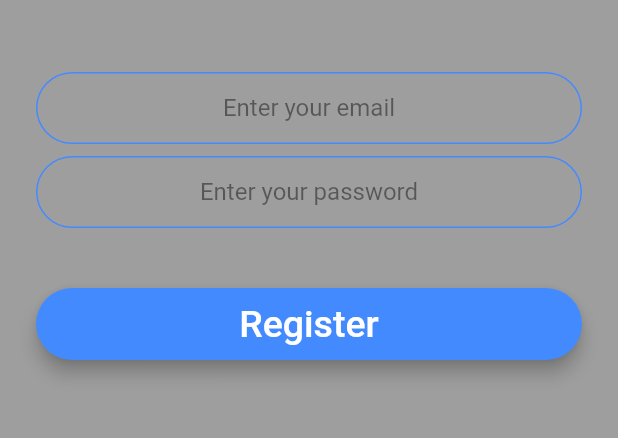
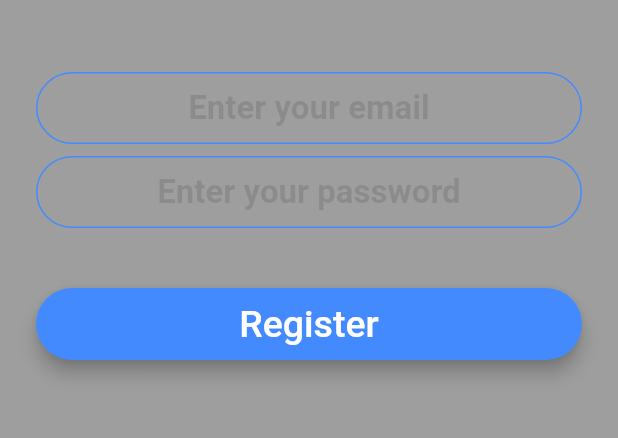
Before and after one commit to hhgarg/letschat, a Flutter app: the RegistrationScreen screen opened by its route, on a phone screen of 412 x 824 dp, the part 576-1014 px from its top. Run offline on Flutter 3.47's test engine with Material 2 defaults, Android fonts, the phone set to English and light mode, and no system bars; our stand-ins replace animated_text_kit, cloud_firestore, firebase_auth, firebase_core, modal_progress_hud; accounts and stored records are empty.

Commit message:
Final commit

```diff
--- a/lib/constants.dart
+++ b/lib/constants.dart
@@ -24,7 +24,7 @@ const kMessageContainerDecoration = BoxDecoration(
 const kTextFieldDecoration = InputDecoration(
   hintText: 'Enter your value',
   hintStyle: TextStyle(
-    color: Colors.black45,
+    color: Colors.black12,
   ),
   contentPadding: EdgeInsets.symmetric(vertical: 10.0, horizontal: 20.0),
   border: OutlineInputBorder(
--- a/lib/screens/registration_screen.dart
+++ b/lib/screens/registration_screen.dart
@@ -14,6 +14,8 @@ class RegistrationScreen extends StatefulWidget {
 class _RegistrationScreenState extends State<RegistrationScreen> {
   bool spinner = false;
   final _auth = FirebaseAuth.instance;
+  final messageTextController = TextEditingController();
+  final messageTextControllerp = TextEditingController();
   String email;
   String password;
 
@@ -29,19 +31,27 @@ class _RegistrationScreenState extends State<RegistrationScreen> {
             mainAxisAlignment: MainAxisAlignment.center,
             crossAxisAlignment: CrossAxisAlignment.stretch,
             children: <Widget>[
-              Hero(
-                tag: 'logo',
-                child: Container(
-                  height: 200.0,
-                  child: Image.asset('images/logo.png'),
+              Flexible(
+                child: Hero(
+                  tag: 'logo',
+                  child: Container(
+                    height: 200.0,
+                    child: Image.asset('images/logo.png'),
+                  ),
                 ),
               ),
               SizedBox(
                 height: 48.0,
               ),
               TextField(
+                controller: messageTextController,
                 keyboardType: TextInputType.emailAddress,
                 textAlign: TextAlign.center,
+                style: TextStyle(
+                  color: Colors.black45,
+                  fontSize: 22,
+                  fontWeight: FontWeight.bold,
+                ),
                 onChanged: (value) {
                   email = value;
                 },
@@ -52,8 +62,14 @@ class _RegistrationScreenState extends State<RegistrationScreen> {
                 height: 8.0,
               ),
               TextField(
+                controller: messageTextControllerp,
                 obscureText: true,
                 textAlign: TextAlign.center,
+                style: TextStyle(
+                  color: Colors.black45,
+                  fontSize: 22,
+                  fontWeight: FontWeight.bold,
+                ),
                 onChanged: (value) {
                   password = value;
                 },
@@ -67,6 +83,8 @@ class _RegistrationScreenState extends State<RegistrationScreen> {
                 title: "Register",
                 colour: Colors.blueAccent,
                 onPressed: () async {
+                  messageTextController.clear();
+                  messageTextControllerp.clear();
                   // print(email);
                   // print(password);
                   setState(() {
@@ -83,6 +101,9 @@ class _RegistrationScreenState extends State<RegistrationScreen> {
                     });
                   } catch (e) {
                     print(e);
+                    setState(() {
+                      spinner = false;
+                    });
                   }
                 },
               ),
```
Also changed, not shown: lib/screens/chat_screen.dart (+111 -32 lines), lib/screens/login_screen.dart (+26 -5 lines).
